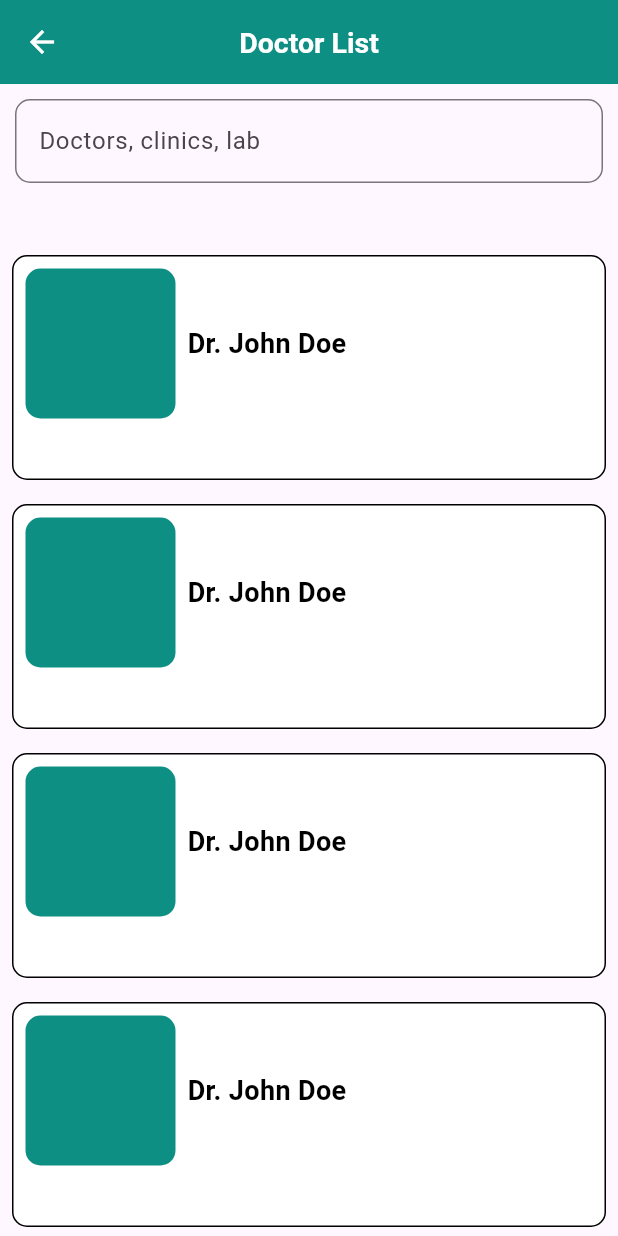
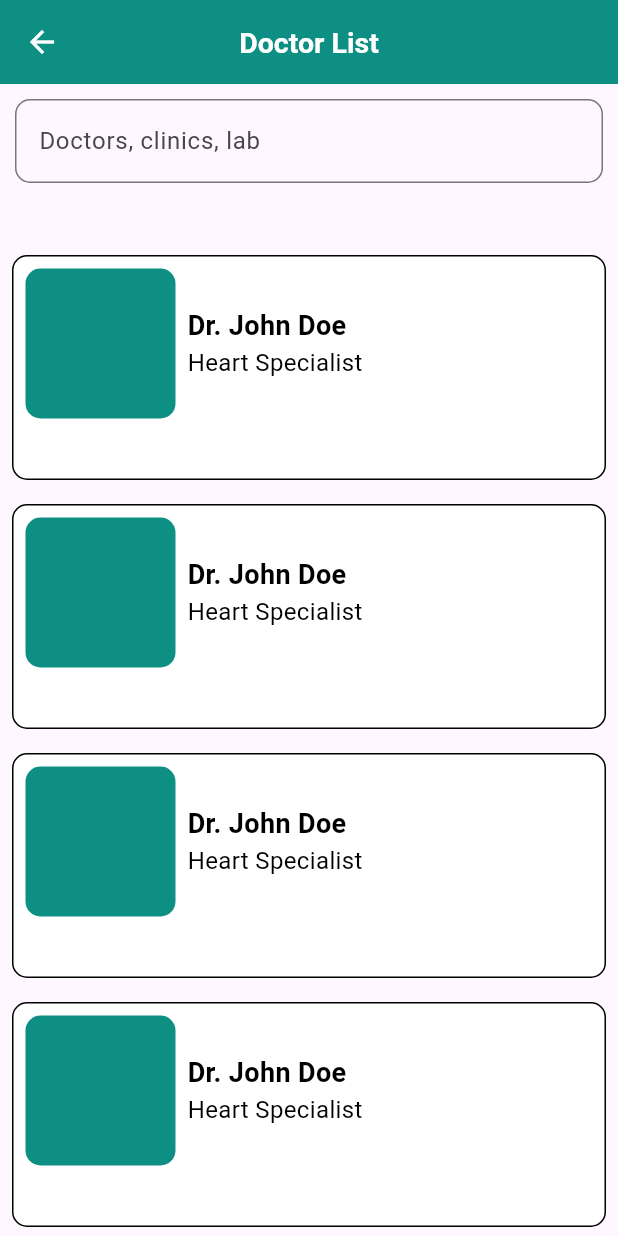
Before and after one commit to AthiraaAthi/hospitalManagement_ui, a Flutter app: the DoctorListScreen screen opened directly, on a phone screen of 412 x 824 dp. Run offline on Flutter 3.47's test engine with Material 3 defaults, Android fonts, the phone set to English and light mode, and no system bars; our stand-ins replace carousel_slider.

Commit message:
add Heart Specialist label to DoctorListScreen

```diff
--- a/lib/view/home_screen/screens/doc_list.dart
+++ b/lib/view/home_screen/screens/doc_list.dart
@@ -73,6 +73,13 @@ class DoctorListScreen extends StatelessWidget {
                                       fontSize: 18,
                                       fontWeight: FontWeight.w600),
                                 ),
+                                Text(
+                                  'Heart Specialist',
+                                  style: TextStyle(
+                                      color: black,
+                                      fontSize: 16,
+                                      fontWeight: FontWeight.w400),
+                                ),
                               ],
                             )
                           ],
```
